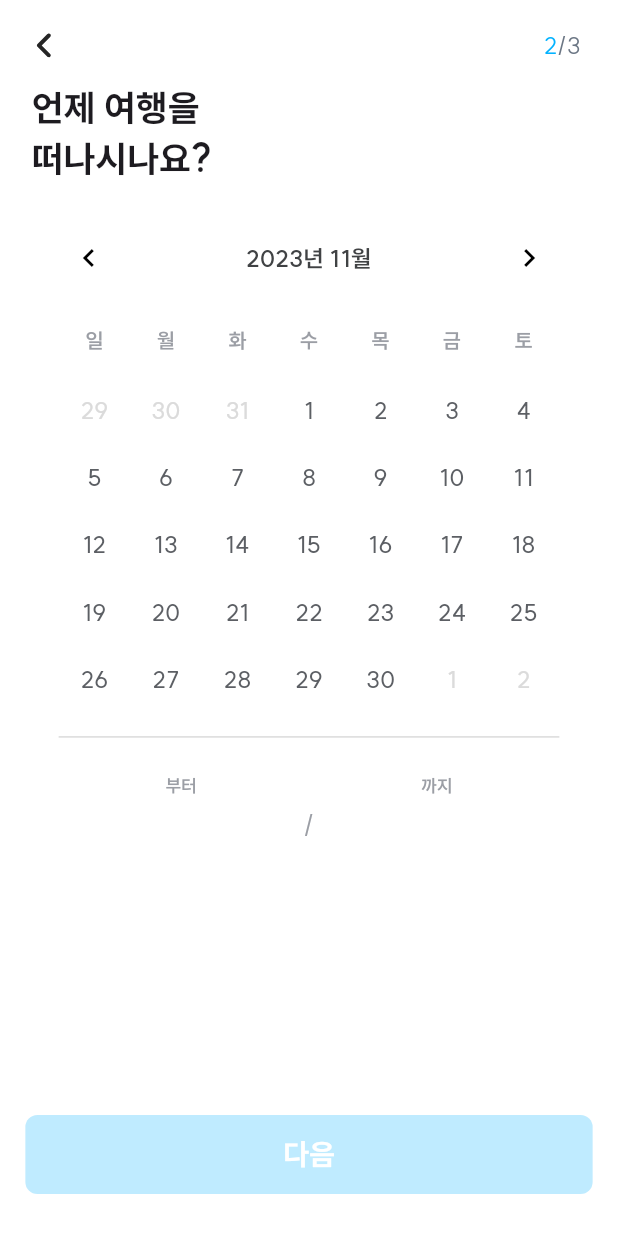
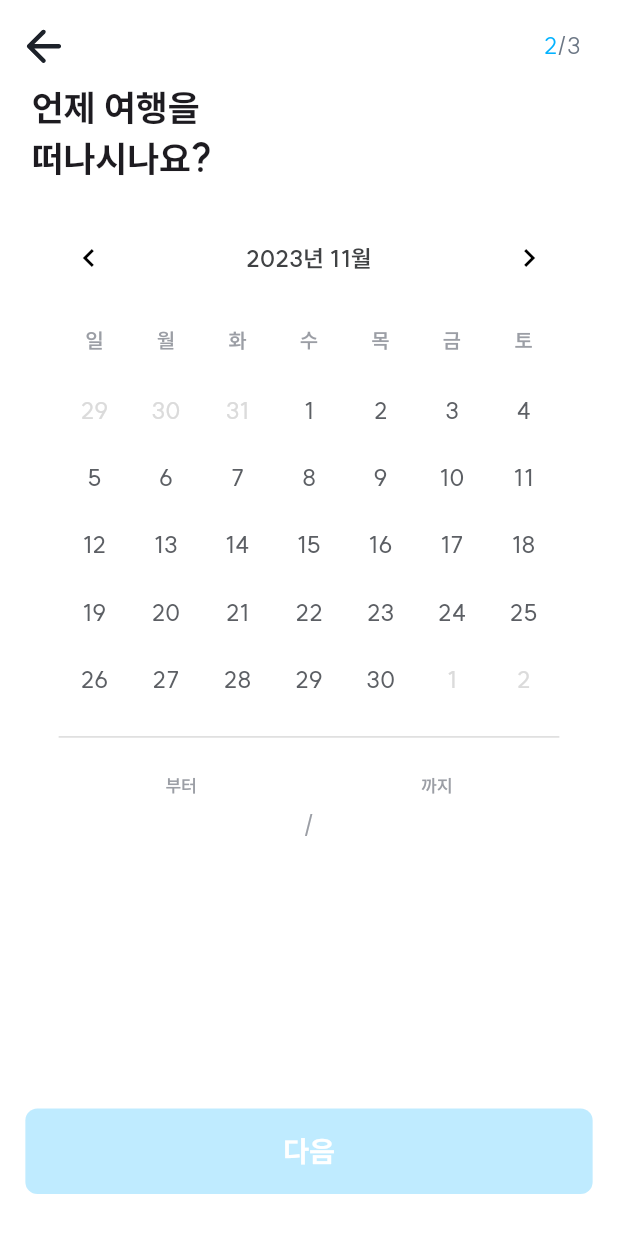
Before and after one commit to PACKIT-Project/PACKIT-App, a Flutter app: the SelectDatePage screen opened by its route, on a phone screen of 412 x 824 dp. Shown: the top 1233 px of the screen. Run offline on Flutter 3.47's test engine with Material 2 defaults, Android fonts, the phone set to English and light mode, and no system bars; drawn by our look-alikes of table_calendar; our stand-ins replace flutter_screenutil, flutter_svg, get; missing offline and left inert: flutter_carousel_slider.

Commit message:
feat: Packit 공통 컴포넌트 위젯 추가
Signed-off-by: qwertycvb(HeeRyun, Jin <jins4218@gmail.com>

```diff
--- a/lib/presentation/widget/packit_button.dart
+++ b/lib/presentation/widget/packit_button.dart
@@ -1,12 +1,12 @@
 import 'package:flutter/material.dart';
 import 'package:flutter_screenutil/flutter_screenutil.dart';
+import 'package:packit/app/config/app_color.dart';
 
 class PackitButton extends StatelessWidget {
-  const PackitButton(this.text, {super.key, required this.onTap, this.color});
+  const PackitButton(this.text, {super.key, required this.onTap});
 
   final String text;
   final VoidCallback? onTap;
-  final Color? color;
 
   @override
   Widget build(BuildContext context) {
@@ -16,8 +16,9 @@ class PackitButton extends StatelessWidget {
         onTap: onTap,
         child: Container(
           width: double.maxFinite,
-          height: 54.h,
-          decoration: BoxDecoration(color: color ?? const Color(0xFF0EA8FF), borderRadius: BorderRadius.circular(8)),
+          height: 54.w,
+          decoration:
+              BoxDecoration(color: onTap != null ? AppColor.mainBlue : AppColor.mainBlueInActive, borderRadius: BorderRadius.circular(8)),
           child: Center(
             child: Text(text, style: TextStyle(fontSize: 20.sp, fontWeight: FontWeight.w700, color: Colors.white)),
           ),
```
Also changed, not shown: lib/presentation/widget/packit_appbar.dart (added, +31 -0 lines), lib/presentation/widget/packit_checkbox.dart (added, +49 -0 lines), assets/icons/arrow_back.svg.
